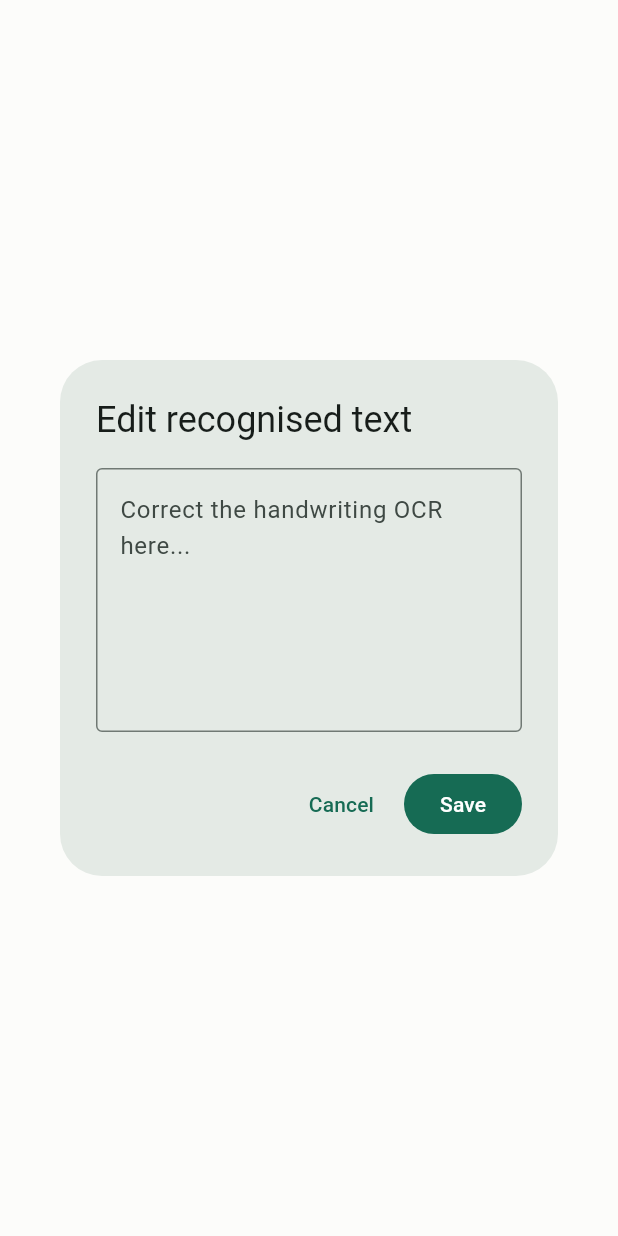
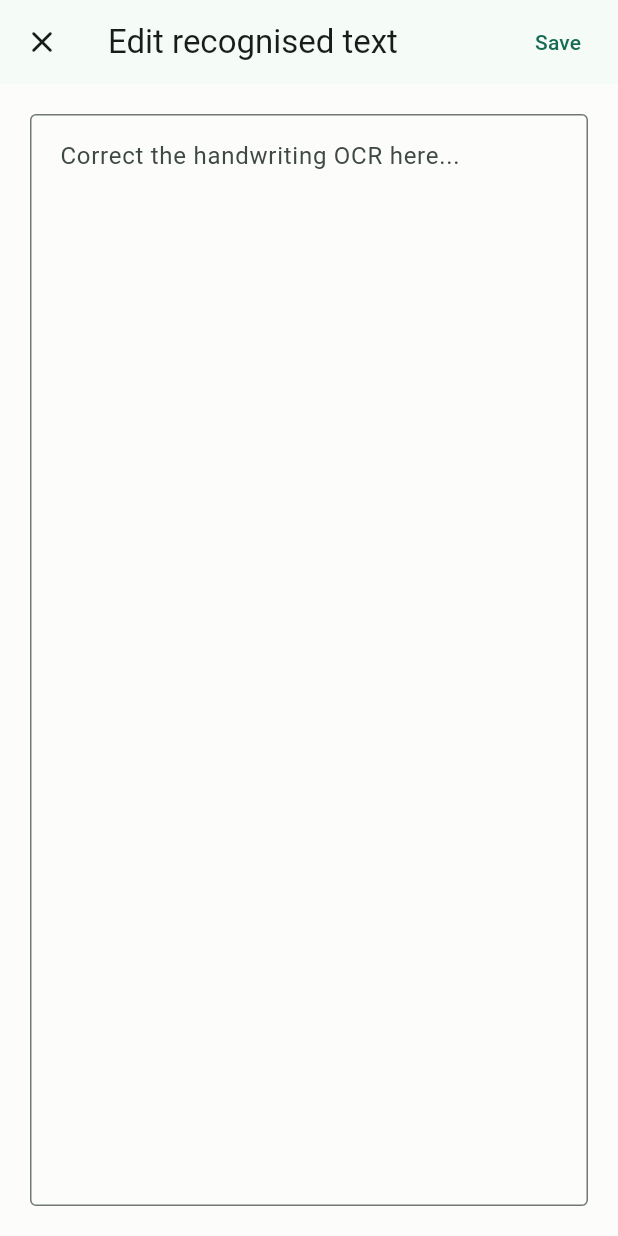
Before and after one commit to valentineRutto/WriteFlow, a Flutter app: the EditRecognisedTextDialog screen opened directly with empty values, on a phone screen of 412 x 824 dp. Run offline on Flutter 3.47's test engine with Material 3 defaults, Android fonts, the phone set to English and light mode, and no system bars.

Commit message:
edit screen is fullscreen

```diff
--- a/lib/presentation/inkdoc_app.dart
+++ b/lib/presentation/inkdoc_app.dart
@@ -492,27 +492,40 @@ class _EditRecognisedTextDialogState extends State<EditRecognisedTextDialog> {
 
   @override
   Widget build(BuildContext context) {
-    return AlertDialog(
-      title: const Text('Edit recognised text'),
-      content: TextField(
-        controller: _controller,
-        minLines: 6,
-        maxLines: 10,
-        decoration: const InputDecoration(
-          border: OutlineInputBorder(),
-          hintText: 'Correct the handwriting OCR here...',
+    return Dialog.fullscreen(
+      child: Scaffold(
+        appBar: AppBar(
+          leading: IconButton(
+            tooltip: 'Cancel',
+            onPressed: () => Navigator.of(context).pop(),
+            icon: const Icon(Icons.close_rounded),
+          ),
+          title: const Text('Edit recognised text'),
+          actions: [
+            TextButton(
+              onPressed: () => Navigator.of(context).pop(_controller.text),
+              child: const Text('Save'),
+            ),
+            const SizedBox(width: 8),
+          ],
         ),
-      ),
-      actions: [
-        TextButton(
-          onPressed: () => Navigator.of(context).pop(),
-          child: const Text('Cancel'),
+        body: SafeArea(
+          child: Padding(
+            padding: const EdgeInsets.all(20),
+            child: TextField(
+              controller: _controller,
+              expands: true,
+              maxLines: null,
+              textAlignVertical: TextAlignVertical.top,
+              decoration: const InputDecoration(
+                border: OutlineInputBorder(),
+                hintText: 'Correct the handwriting OCR here...',
+                contentPadding: EdgeInsets.all(16),
+              ),
+            ),
+          ),
         ),
-        FilledButton(
-          onPressed: () => Navigator.of(context).pop(_controller.text),
-          child: const Text('Save'),
-        ),
-      ],
+      ),
     );
   }
 }
```
Also changed, not shown: 1 other file.
